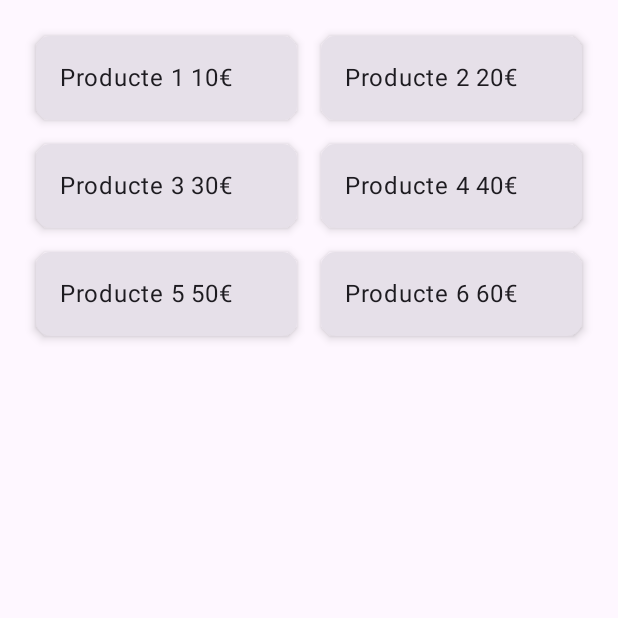
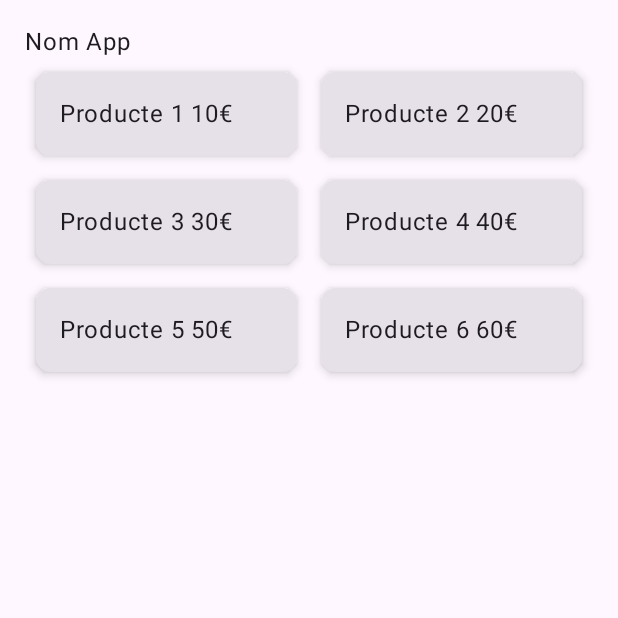
Before and after one commit to inspedralbes/transversal-tr1-2024-2025-android-dam_24_25_tr1g3_android, an Android app built with Jetpack Compose: the screen it shows after launch (MainActivity), on a phone screen of 412 x 824 dp, the top half of it. Run offline under Robolectric (Android 15) with nearby library versions, the phone set to English and light mode, and no system bars; pictures from the network do not load.

```diff
--- a/app/src/main/java/com/example/myapp/ui/AppScreen.kt
+++ b/app/src/main/java/com/example/myapp/ui/AppScreen.kt
@@ -99,12 +99,14 @@ import androidx.compose.material3.*
 import androidx.compose.runtime.Composable
 import androidx.compose.ui.Modifier
 import androidx.compose.ui.platform.LocalContext
+import androidx.compose.ui.text.style.TextAlign
 import androidx.compose.ui.tooling.preview.Preview
 import androidx.compose.ui.unit.dp
 import androidx.compose.ui.unit.sp
 import coil.compose.AsyncImage
 import coil.request.ImageRequest
 import com.example.myapp.data.*
+import org.intellij.lang.annotations.JdkConstants.HorizontalAlignment
 
 @Composable
 fun AppScreen() {
@@ -123,8 +125,11 @@ fun AppScreen() {
         Surface(
             modifier = Modifier.padding(16.dp).fillMaxSize()
         ) {
-            // Mostrar la llista de productes
-            ProductList(productes = productes)
+            Column {
+                Text(text = "Nom App", textAlign = TextAlign.Center)
+                // Mostrar la llista de productes
+                ProductList(productes = productes)
+            }
         }
     }
 }
```
